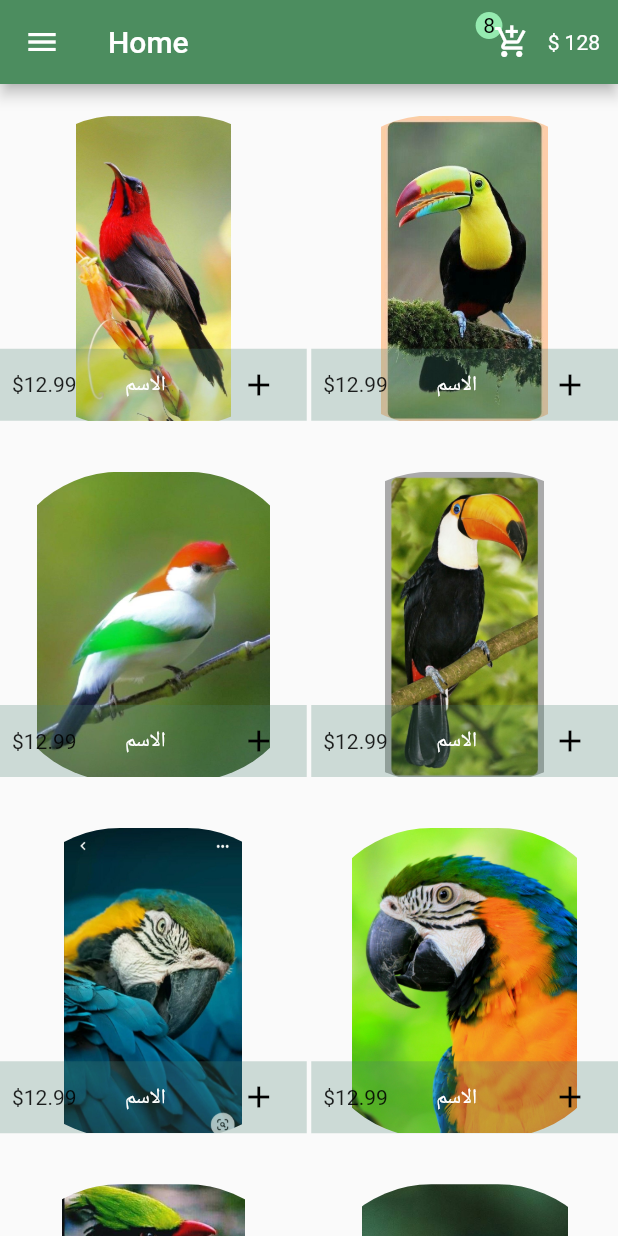
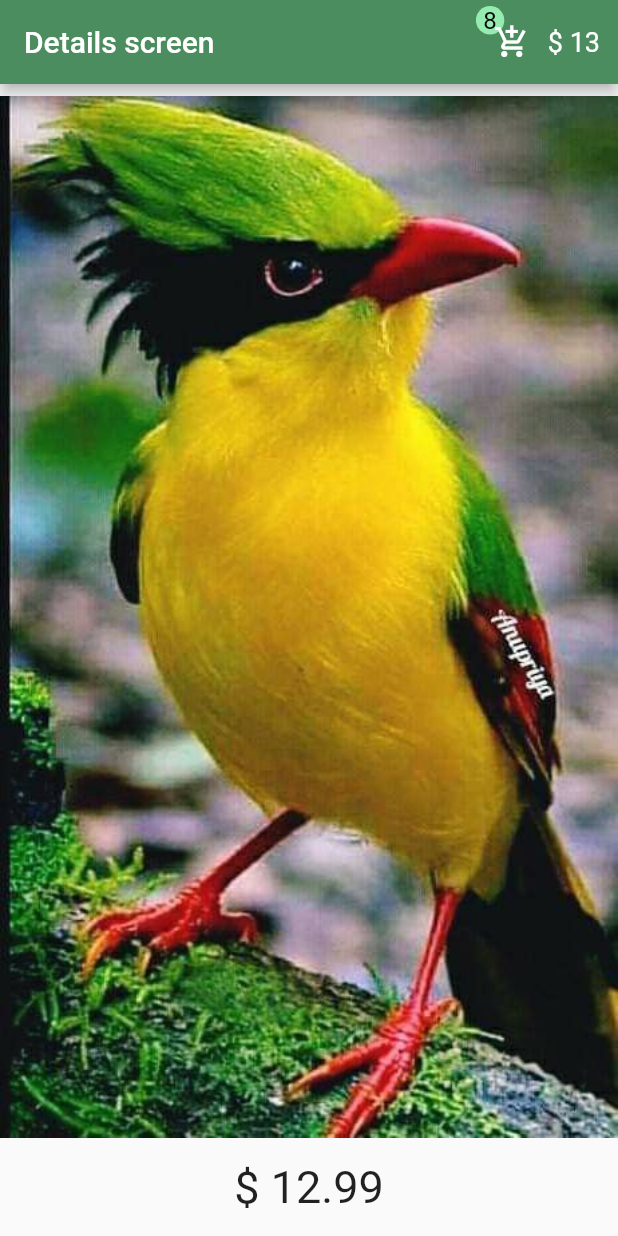
Before and after one commit to abdorady2022001/Electronic_shop, a Flutter app: the screen it shows after launch, on a phone screen of 412 x 824 dp. Run offline on Flutter 3.47's test engine with Material 2 defaults, Android fonts, the phone set to English and light mode, and no system bars.

Commit message:
Product display page

```diff
--- a/lib/main.dart
+++ b/lib/main.dart
@@ -1,4 +1,5 @@
 import 'package:flutter/material.dart';
+import 'package:shop_application_1/pages/details_screen.dart';
 import 'package:shop_application_1/pages/home.dart';
 import 'package:shop_application_1/pages/login.dart';
 import 'package:shop_application_1/pages/register.dart';
@@ -14,7 +15,7 @@ class MyApp extends StatelessWidget {
   Widget build(BuildContext context) {
     return MaterialApp(
       debugShowCheckedModeBanner: false,
-      home: Home(),
+      home: Details(),
     );
   }
 }
--- /dev/null
+++ b/lib/model/item.dart
@@ -0,0 +1,18 @@
+class Item {
+  String imgpath;
+  double price;
+  Item({required this.imgpath, required this.price});
+}
+
+final List<Item> items = [
+  Item(imgpath: "assets/img/s1.jpg", price: 10.99),
+  Item(imgpath: "assets/img/s6.jpg", price: 10.99),
+  Item(imgpath: "assets/img/s2.jpg", price: 10.99),
+  Item(imgpath: "assets/img/s7.jpg", price: 10.99),
+  Item(imgpath: "assets/img/s3.jpg", price: 10.99),
+  Item(imgpath: "assets/img/s8.jpg", price: 10.99),
+  Item(imgpath: "assets/img/s4.jpg", price: 10.99),
+  Item(imgpath: "assets/img/s9.jpg", price: 10.99),
+  Item(imgpath: "assets/img/s5.jpg", price: 10.99),
+  Item(imgpath: "assets/img/s10.jpg", price: 10.99),
+];
--- /dev/null
+++ b/lib/pages/details_screen.dart
@@ -0,0 +1,177 @@
+import 'package:flutter/material.dart';
+import 'package:shop_application_1/shaerd/colors.dart';
+
+class Details extends StatefulWidget {
+  @override
+  State<Details> createState() => _DetailsState();
+}
+
+class _DetailsState extends State<Details> {
+  // const Details({Key? key}) : super(key: key);
+  bool isShowMore = true;
+
+  @override
+  Widget build(BuildContext context) {
+    return Scaffold(
+        appBar: AppBar(
+          actions: [
+            Row(
+              children: [
+                Stack(
+                  children: [
+                    Positioned(
+                      bottom: 24,
+                      child: Container(
+                          child: Text(
+                            "8",
+                            style: TextStyle(
+                                fontSize: 16,
+                                color: Color.fromARGB(255, 0, 0, 0)),
+                          ),
+                          padding: EdgeInsets.all(5),
+                          decoration: BoxDecoration(
+                              color: Color.fromARGB(211, 164, 255, 193),
+                              shape: BoxShape.circle)),
+                    ),
+                    IconButton(
+                      onPressed: () {},
+                      icon: Icon(Icons.add_shopping_cart),
+                    ),
+                  ],
+                ),
+                Padding(
+                  padding: const EdgeInsets.only(right: 12),
+                  child: Text(
+                    "\$ 13",
+                    style: TextStyle(fontSize: 18),
+                  ),
+                ),
+              ],
+            ),
+          ],
+          backgroundColor: appbarGreen,
+          title: Text("Details screen"),
+        ),
+        body: SingleChildScrollView(
+          child: Column(
+            children: [
+              SizedBox(
+                height: 8,
+              ),
+              Image.asset("assets/img/s4.jpg"),
+              SizedBox(
+                height: 15,
+              ),
+              Text(
+                "\$ 12.99",
+                style: TextStyle(fontSize: 30),
+              ),
+              SizedBox(
+                height: 16,
+              ),
+              Row(
+                mainAxisAlignment: MainAxisAlignment.spaceAround,
+                children: [
+                  Container(
+                      padding: EdgeInsets.all(4),
+                      child: Text(
+                        "New",
+                        style: TextStyle(fontSize: 15),
+                      ),
+                      decoration: BoxDecoration(
+                        color: Color.fromARGB(255, 255, 129, 129),
+                        borderRadius: BorderRadius.circular(4),
+                      )),
+                  SizedBox(
+                    width: 8,
+                  ),
+                  Row(
+                    children: [
+                      Icon(
+                        Icons.star,
+                        size: 26,
+                        color: Color.fromARGB(255, 255, 191, 0),
+                      ),
+                      Icon(
+                        Icons.star,
+                        size: 26,
+                        color: Color.fromARGB(255, 255, 191, 0),
+                      ),
+                      Icon(
+                        Icons.star,
+                        size: 26,
+                        color: Color.fromARGB(255, 255, 191, 0),
+                      ),
+                      Icon(
+                        Icons.star,
+                        size: 26,
+                        color: Color.fromARGB(255, 255, 191, 0),
+                      ),
+                      Icon(
+                        Icons.star,
+                        size: 26,
+                        color: Color.fromARGB(255, 255, 191, 0),
+                      ),
+                    ],
+                  ),
+                  SizedBox(
+                    width: 66,
+                  ),
+                  Row(
+                    children: [
+                      Icon(
+                        Icons.edit_location,
+                        size: 26,
+                        color: Color.fromARGB(168, 3, 65, 27),
+                        // color: Color.fromARGB(255, 186, 30, 30),
+                      ),
+                      SizedBox(
+                        width: 3,
+                      ),
+                      Text(
+                        "Flower Shop",
+                        style: TextStyle(fontSize: 19),
+                      ),
+                    ],
+                  )
+                ],
+              ),
+              SizedBox(
+                height: 16,
+              ),
+              SizedBox(
+                width: double.infinity,
+                child: Text(
+                  "Details : ",
+                  style: TextStyle(fontSize: 22),
+                  textAlign: TextAlign.start,
+                ),
+              ),
+              SizedBox(
+                height: 16,
+              ),
+              Text(
+                "A flower, sometimes known as a bloom or blossom, is the reproductive structure found in flowering plants (plants of the division Angiospermae). The biological function of a flower is to facilitate reproduction, usually by providing a mechanism for the union of sperm with eggs. Flowers may facilitate outcrossing (fusion of sperm and eggs from different individuals in a population) resulting from cross-pollination or allow selfing (fusion of sperm and egg from the same flower) when self-pollination occurs.",
+                style: TextStyle(
+                  fontSize: 18,
+                ),
+                maxLines: isShowMore ? 3 : null,
+                overflow: TextOverflow.fade,
+              ),
+              TextButton(
+                  onPressed: () {
+                    setState(() {
+                      isShowMore = !isShowMore;
+                    });
+                  },
+                  child: Text(
+                    isShowMore ? "Show more" : "Show less",
+                    style: TextStyle(
+                      fontSize: 18,
+                    ),
+                  ))
+            ],
+          ),
+        ));
+  }
+}
--- a/lib/pages/home.dart
+++ b/lib/pages/home.dart
@@ -1,26 +1,8 @@
 import 'package:flutter/material.dart';
-
-class Item {
-  String imgpath;
-  double price;
-  Item({required this.imgpath, required this.price});
-}
+import 'package:shop_application_1/model/item.dart';
 
 class Home extends StatelessWidget {
-  final List<Item> items = [
-    Item(imgpath: "assets/img/s1.jpg", price: 10.99),
-    Item(imgpath: "assets/img/s6.jpg", price: 10.99),
-    Item(imgpath: "assets/img/s2.jpg", price: 10.99),
-    Item(imgpath: "assets/img/s7.jpg", price: 10.99),
-    Item(imgpath: "assets/img/s3.jpg", price: 10.99),
-    Item(imgpath: "assets/img/s8.jpg", price: 10.99),
-    Item(imgpath: "assets/img/s4.jpg", price: 10.99),
-    Item(imgpath: "assets/img/s9.jpg", price: 10.99),
-    Item(imgpath: "assets/img/s5.jpg", price: 10.99),
-    Item(imgpath: "assets/img/s10.jpg", price: 10.99),
-  ];
-
-  Home({super.key});
+  const Home({super.key});
 
   @override
   Widget build(BuildContext context) {
```
